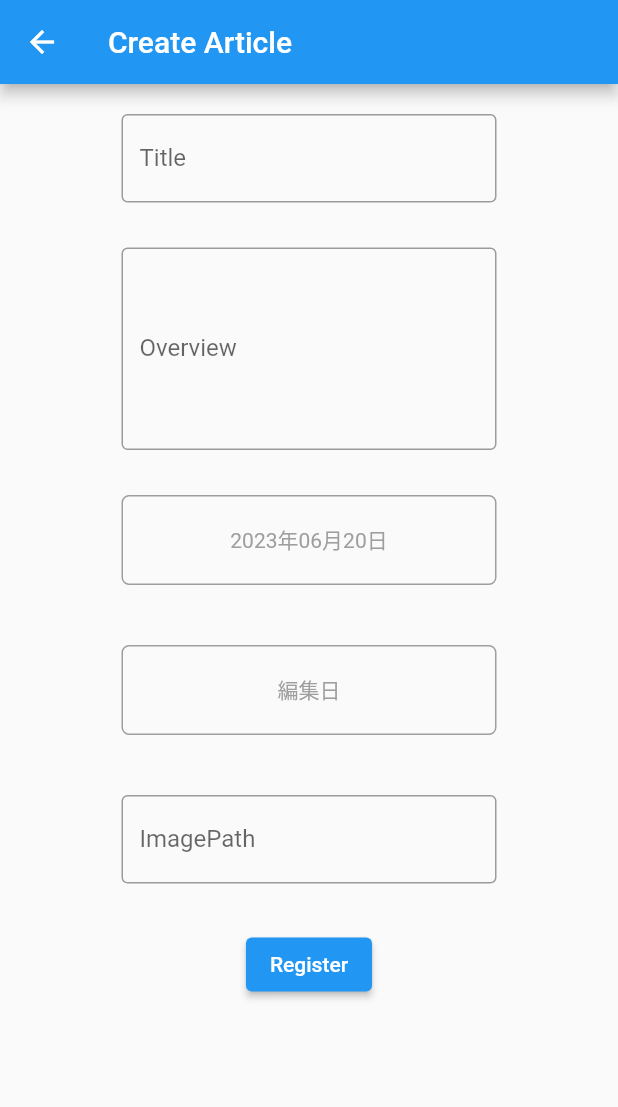
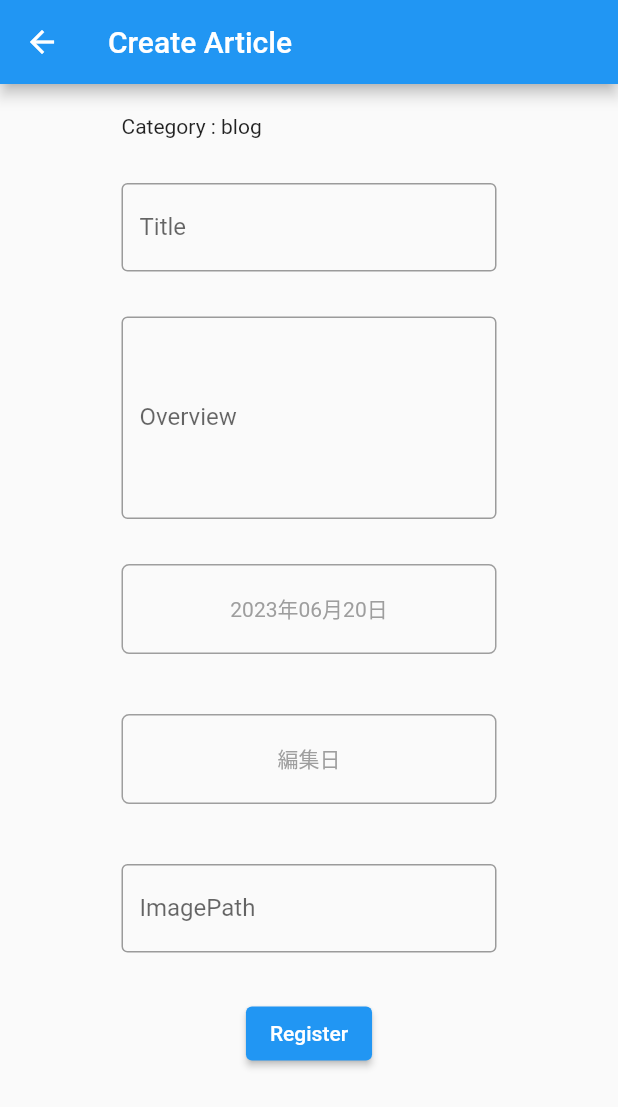
Before and after one commit to s1270146/portfolio-2023, a Flutter app: the AdminArticleListPage screen opened directly, after a tap on the "add" icon, on a phone screen of 412 x 824 dp. Shown: the top 1107 px of the screen. Run offline on Flutter 3.47's test engine with Material 2 defaults, Android fonts, the phone set to English and light mode, and no system bars; our stand-ins replace animated_text_kit, cloud_firestore, firebase_auth, firebase_core, hooks_riverpod; missing offline and left inert: markdown_widget; accounts and stored records are empty; generated files the repository leaves out were written again.

Commit message:
adminページの編集

```diff
--- a/lib/page/admin/admin_article_create_page.dart
+++ b/lib/page/admin/admin_article_create_page.dart
@@ -28,6 +28,14 @@ class _AdminArticleCreatePageState extends State<AdminArticleCreatePage> {
       body: Center(
         child: Column(
           children: [
+            Container(
+              margin: const EdgeInsets.only(
+                top: 20,
+                bottom: 10,
+              ),
+              width: 250,
+              child: Text('Category : ${widget.collectionName}'),
+            ),
             Container(
               margin: const EdgeInsets.only(
                 top: 20,
--- a/lib/page/admin/admin_article_list_page.dart
+++ b/lib/page/admin/admin_article_list_page.dart
@@ -1,12 +1,16 @@
 import 'package:firebase_auth/firebase_auth.dart';
 import 'package:flutter/material.dart';
+import 'package:hooks_riverpod/hooks_riverpod.dart';
+import 'package:portfolio_2023/component/admin_provider/admin_variable.dart';
 import 'package:portfolio_2023/page/admin/admin_article_create_page.dart';
 
-class AdminArticleListPage extends StatelessWidget {
+class AdminArticleListPage extends ConsumerWidget {
   const AdminArticleListPage({super.key});
 
   @override
-  Widget build(BuildContext context) {
+  Widget build(BuildContext context, WidgetRef ref) {
+    final category = ref.watch(categoryProvider);
+    final articleList = ref.watch(articleListProvider);
     currentAdminUser();
     return Scaffold(
       appBar: AppBar(
@@ -41,6 +45,7 @@ class AdminArticleListPage extends StatelessWidget {
                       width: 300,
                       child: DropdownButton(
                         isExpanded: true,
+                        value: category,
                         items: const <DropdownMenuItem>[
                           DropdownMenuItem(
                             value: 'blog',
@@ -55,15 +60,19 @@ class AdminArticleListPage extends StatelessWidget {
                             child: Text('Research'),
                           ),
                         ],
-                        onChanged: (value) {},
+                        onChanged: (value) {
+                          ref.read(categoryProvider.notifier).update(
+                                (state) => value.toString(),
+                              );
+                        },
                       ),
                     ),
                     IconButton(
                       onPressed: () => Navigator.push(
                         context,
                         MaterialPageRoute(
-                          builder: (context) => const AdminArticleCreatePage(
-                            collectionName: 'blog',
+                          builder: (context) => AdminArticleCreatePage(
+                            collectionName: category,
                           ),
                         ),
                       ),
@@ -74,6 +83,39 @@ class AdminArticleListPage extends StatelessWidget {
                   ],
                 ),
               ),
+            ),
+            articleList.when(
+              data: (list) {
+                List<Container> containerList = [];
+                for (var article in list) {
+                  containerList.add(
+                    Container(
+                      margin: const EdgeInsets.all(5),
+                      width: 250,
+                      height: 80,
+                      child: Stack(
+                        children: [
+                          Align(
+                            alignment: Alignment.center,
+                            child: Text(article.title),
+                          ),
+                        ],
+                      ),
+                    ),
+                  );
+                }
+                return Column(
+                  children: containerList,
+                );
+              },
+              error: (error, stackTrace) {
+                return Text(
+                  error.toString(),
+                );
+              },
+              loading: () {
+                return const CircularProgressIndicator();
+              },
             ),
           ],
         ),
```
